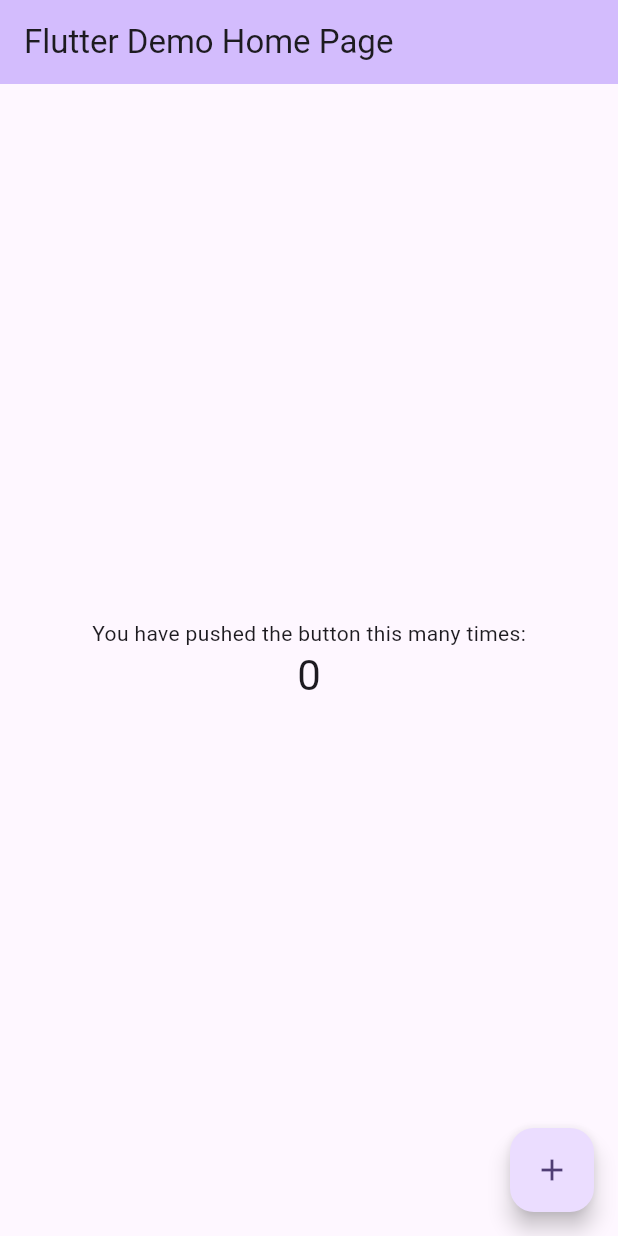
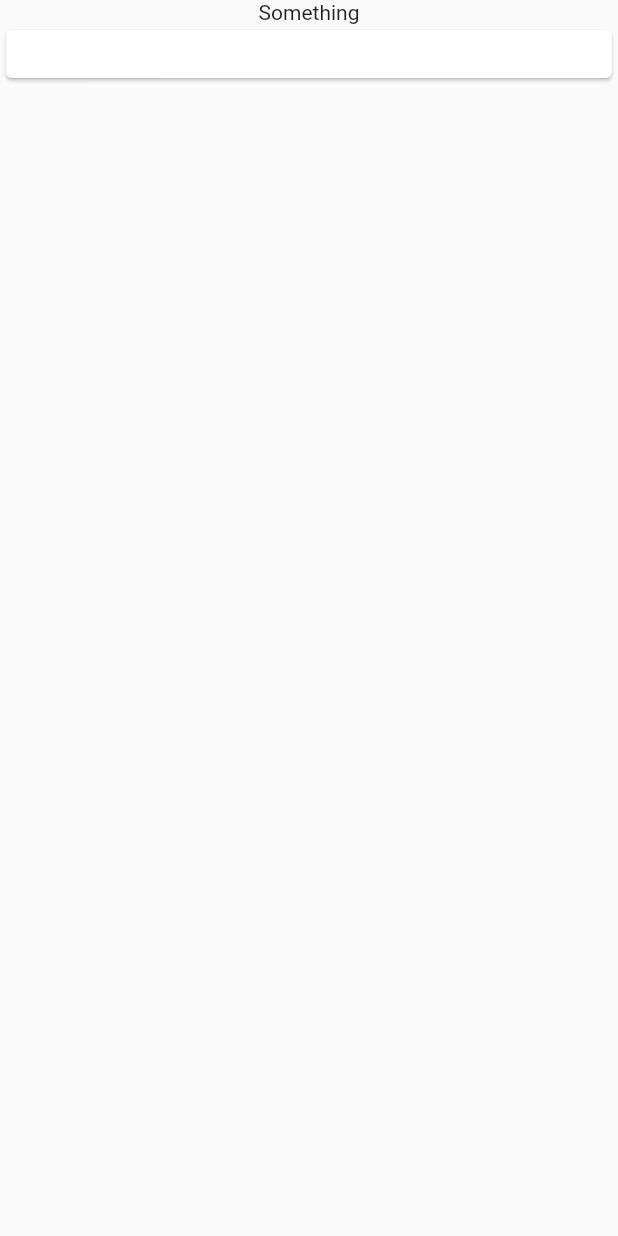
Before and after one commit to Nooberd-Incompat/expenseracker, a Flutter app: the screen it shows after launch, on a phone screen of 412 x 824 dp. Run offline on Flutter 3.47's test engine with Material 2 defaults, Android fonts, the phone set to English and light mode, and no system bars.

Commit message:
started the expense tracker app development

```diff
--- /dev/null
+++ b/lib/expenses.dart
@@ -0,0 +1,36 @@
+import 'package:expenseracker/widgets/expenses_list/expenses_list.dart';
+import 'package:flutter/material.dart';
+import 'package:expenseracker/models/expense.dart';
+
+class Expenses extends StatefulWidget {
+  const Expenses({super.key});
+
+  @override
+  State<Expenses> createState() {
+    return _ExpensesState();
+  }
+}
+
+class _ExpensesState extends State<Expenses> {
+  final List<Expense> _registeredExpenses = [
+    Expense(
+        title: "Flutter Course",
+        amount: 412,
+        date: DateTime.now(),
+        category: Category.work),
+  ];
+
+  @override
+  Widget build(BuildContext context) {
+    return Scaffold(
+      body: Column(
+        children: [
+          const Text("Something"),
+          Expanded(
+            child: ExpensesList(expenses: _registeredExpenses),
+          ),
+        ],
+      ),
+    );
+  }
+}
--- a/lib/main.dart
+++ b/lib/main.dart
@@ -1,125 +1,8 @@
 import 'package:flutter/material.dart';
+import 'package:expenseracker/expenses.dart';
 
 void main() {
-  runApp(const MyApp());
+  runApp(
+    const MaterialApp(home: Expenses()),
+  );
 }
-
-class MyApp extends StatelessWidget {
-  const MyApp({super.key});
-
-  // This widget is the root of your application.
-  @override
-  Widget build(BuildContext context) {
-    return MaterialApp(
-      title: 'Flutter Demo',
-      theme: ThemeData(
-        // This is the theme of your application.
-        //
-        // TRY THIS: Try running your application with "flutter run". You'll see
-        // the application has a blue toolbar. Then, without quitting the app,
-        // try changing the seedColor in the colorScheme below to Colors.green
-        // and then invoke "hot reload" (save your changes or press the "hot
-        // reload" button in a Flutter-supported IDE, or press "r" if you used
-        // the command line to start the app).
-        //
-        // Notice that the counter didn't reset back to zero; the application
-        // state is not lost during the reload. To reset the state, use hot
-        // restart instead.
-        //
-        // This works for code too, not just values: Most code changes can be
-        // tested with just a hot reload.
-        colorScheme: ColorScheme.fromSeed(seedColor: Colors.deepPurple),
-        useMaterial3: true,
-      ),
-      home: const MyHomePage(title: 'Flutter Demo Home Page'),
-    );
-  }
-}
-
-class MyHomePage extends StatefulWidget {
-  const MyHomePage({super.key, required this.title});
-
-  // This widget is the home page of your application. It is stateful, meaning
-  // that it has a State object (defined below) that contains fields that affect
-  // how it looks.
-
-  // This class is the configuration for the state. It holds the values (in this
-  // case the title) provided by the parent (in this case the App widget) and
-  // used by the build method of the State. Fields in a Widget subclass are
-  // always marked "final".
-
-  final String title;
-
-  @override
-  State<MyHomePage> createState() => _MyHomePageState();
-}
-
-class _MyHomePageState extends State<MyHomePage> {
-  int _counter = 0;
-
-  void _incrementCounter() {
-    setState(() {
-      // This call to setState tells the Flutter framework that something has
-      // changed in this State, which causes it to rerun the build method below
-      // so that the display can reflect the updated values. If we changed
-      // _counter without calling setState(), then the build method would not be
-      // called again, and so nothing would appear to happen.
-      _counter++;
-    });
-  }
-
-  @override
-  Widget build(BuildContext context) {
-    // This method is rerun every time setState is called, for instance as done
-    // by the _incrementCounter method above.
-    //
-    // The Flutter framework has been optimized to make rerunning build methods
-    // fast, so that you can just rebuild anything that needs updating rather
-    // than having to individually change instances of widgets.
-    return Scaffold(
-      appBar: AppBar(
-        // TRY THIS: Try changing the color here to a specific color (to
-        // Colors.amber, perhaps?) and trigger a hot reload to see the AppBar
-        // change color while the other colors stay the same.
-        backgroundColor: Theme.of(context).colorScheme.inversePrimary,
-        // Here we take the value from the MyHomePage object that was created by
-        // the App.build method, and use it to set our appbar title.
-        title: Text(widget.title),
-      ),
-      body: Center(
-        // Center is a layout widget. It takes a single child and positions it
-        // in the middle of the parent.
-        child: Column(
-          // Column is also a layout widget. It takes a list of children and
-          // arranges them vertically. By default, it sizes itself to fit its
-          // children horizontally, and tries to be as tall as its parent.
-          //
-          // Column has various properties to control how it sizes itself and
-          // how it positions its children. Here we use mainAxisAlignment to
-          // center the children vertically; the main axis here is the vertical
-          // axis because Columns are vertical (the cross axis would be
-          // horizontal).
-          //
-          // TRY THIS: Invoke "debug painting" (choose the "Toggle Debug Paint"
-          // action in the IDE, or press "p" in the console), to see the
-          // wireframe for each widget.
-          mainAxisAlignment: MainAxisAlignment.center,
-          children: <Widget>[
-            const Text(
-              'You have pushed the button this many times:',
-            ),
-            Text(
-              '$_counter',
-              style: Theme.of(context).textTheme.headlineMedium,
-            ),
-          ],
-        ),
-      ),
-      floatingActionButton: FloatingActionButton(
-        onPressed: _incrementCounter,
-        tooltip: 'Increment',
-        child: const Icon(Icons.add),
-      ), // This trailing comma makes auto-formatting nicer for build methods.
-    );
-  }
-}
--- /dev/null
+++ b/lib/models/expense.dart
@@ -0,0 +1,20 @@
+import 'package:uuid/uuid.dart';
+
+const uuid = Uuid();
+
+enum Category { food, travel, leisure, work }
+
+class Expense {
+  Expense(
+      {required this.title,
+      required this.amount,
+      required this.date,
+      required this.category})
+      : id = uuid.v4();
+
+  final String id;
+  final String title;
+  final double amount;
+  final DateTime date;
+  final Category category;
+}
--- /dev/null
+++ b/lib/widgets/expenses_list/expense_item.dart
@@ -0,0 +1,20 @@
+import 'package:expenseracker/models/expense.dart';
+import 'package:flutter/material.dart';
+
+class ExpenseItem extends StatelessWidget {
+  const ExpenseItem({super.key, required this.expense});
+
+  final Expense expense;
+
+  @override
+  Widget build(BuildContext context) {
+    return Card(
+      child: Padding(
+        padding: const EdgeInsets.symmetric(horizontal: 20, vertical: 16),
+        child: Column(
+          children: [],
+        ),
+      ),
+    );
+  }
+}
--- /dev/null
+++ b/lib/widgets/expenses_list/expenses_list.dart
@@ -0,0 +1,19 @@
+import 'package:expenseracker/models/expense.dart';
+import 'package:expenseracker/widgets/expenses_list/expense_item.dart';
+import 'package:flutter/material.dart';
+
+class ExpensesList extends StatelessWidget {
+  const ExpensesList({
+    super.key,
+    required this.expenses,
+  });
+
+  final List<Expense> expenses;
+  @override
+  Widget build(BuildContext context) {
+    return ListView.builder(
+      itemCount: expenses.length,
+      itemBuilder: (ctx, index) => ExpenseItem(expense: expenses[index]),
+    );
+  }
+}
--- a/pubspec.yaml
+++ b/pubspec.yaml
@@ -35,6 +35,7 @@ dependencies:
   # The following adds the Cupertino Icons font to your application.
   # Use with the CupertinoIcons class for iOS style icons.
   cupertino_icons: ^1.0.2
+  uuid: ^4.0.0
 
 dev_dependencies:
   flutter_test:
```
Also changed, not shown: pubspec.lock.
